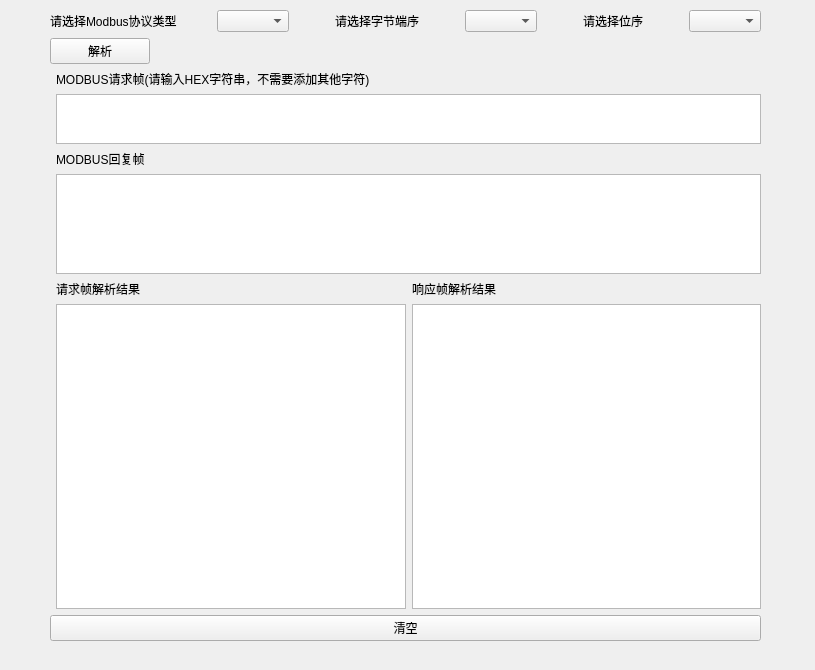
AgueroZzz/Modbus_parse_tool, file widget.ui: the form before one commit.
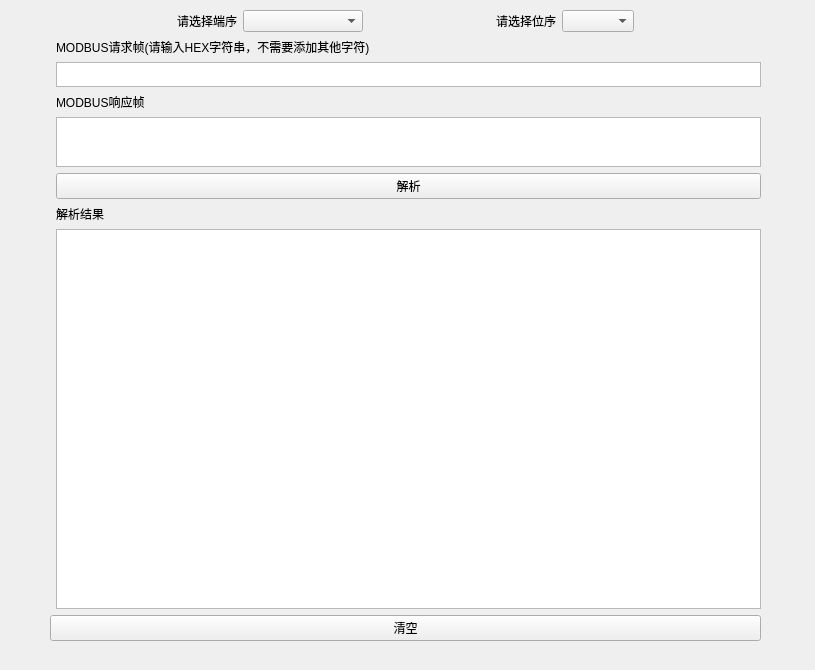
The form after the commit.

What changed in the file:
```diff
--- a/widget.ui
+++ b/widget.ui
@@ -19,6 +19,9 @@
   <property name="windowTitle">
    <string>Widget</string>
   </property>
+  <property name="layoutDirection">
+   <enum>Qt::LeftToRight</enum>
+  </property>
   <widget class="QWidget" name="verticalLayoutWidget">
    <property name="geometry">
     <rect>
@@ -31,13 +34,6 @@
    <layout class="QVBoxLayout" name="verticalLayout">
     <item>
      <layout class="QHBoxLayout" name="horizontalLayout">
-      <item>
-       <widget class="QLabel" name="_label_modbus_type">
-        <property name="text">
-         <string>请选择Modbus协议类型</string>
-        </property>
-       </widget>
-      </item>
       <item>
        <spacer name="horizontalSpacer">
         <property name="orientation">
@@ -45,22 +41,6 @@
         </property>
         <property name="sizeHint" stdset="0">
          <size>
-          <width>20</width>
-          <height>20</height>
-         </size>
-        </property>
-       </spacer>
-      </item>
-      <item>
-       <widget class="QComboBox" name="_comboBox_modbus_type"/>
-      </item>
-      <item>
-       <spacer name="horizontalSpacer_2">
-        <property name="orientation">
-         <enum>Qt::Horizontal</enum>
-        </property>
-        <property name="sizeHint" stdset="0">
-         <size>
           <width>40</width>
           <height>20</height>
          </size>
@@ -69,26 +49,26 @@
       </item>
       <item>
        <widget class="QLabel" name="_label_order">
+        <property name="minimumSize">
+         <size>
+          <width>0</width>
+          <height>0</height>
+         </size>
+        </property>
         <property name="text">
-         <string>请选择字节端序</string>
+         <string>请选择端序</string>
         </property>
        </widget>
       </item>
       <item>
-       <spacer name="horizontalSpacer_3">
-        <property name="orientation">
-         <enum>Qt::Horizontal</enum>
-        </property>
-        <property name="sizeHint" stdset="0">
+       <widget class="QComboBox" name="_comboBox_order">
+        <property name="minimumSize">
          <size>
-          <width>40</width>
-          <height>20</height>
+          <width>120</width>
+          <height>0</height>
          </size>
         </property>
-       </spacer>
-      </item>
-      <item>
-       <widget class="QComboBox" name="_comboBox_order"/>
+       </widget>
       </item>
       <item>
        <spacer name="horizontalSpacer_4">
@@ -111,7 +91,17 @@
        </widget>
       </item>
       <item>
-       <spacer name="horizontalSpacer_5">
+       <widget class="QComboBox" name="_comboBox_bit_order">
+        <property name="minimumSize">
+         <size>
+          <width>0</width>
+          <height>0</height>
+         </size>
+        </property>
+       </widget>
+      </item>
+      <item>
+       <spacer name="horizontalSpacer_2">
         <property name="orientation">
          <enum>Qt::Horizontal</enum>
         </property>
@@ -123,27 +113,8 @@
         </property>
        </spacer>
       </item>
-      <item>
-       <widget class="QComboBox" name="_comboBox_bit_order"/>
-      </item>
      </layout>
     </item>
-    <item>
-     <widget class="QPushButton" name="_pushButton_count">
-      <property name="maximumSize">
-       <size>
-        <width>100</width>
-        <height>50</height>
-       </size>
-      </property>
-      <property name="layoutDirection">
-       <enum>Qt::LeftToRight</enum>
-      </property>
-      <property name="text">
-       <string>解析</string>
-      </property>
-     </widget>
-    </item>
     <item>
      <layout class="QFormLayout" name="formLayout">
       <item row="1" column="1">
@@ -164,7 +135,7 @@
         <property name="maximumSize">
          <size>
           <width>16777215</width>
-          <height>50</height>
+          <height>25</height>
          </size>
         </property>
        </widget>
@@ -178,7 +149,7 @@
          </size>
         </property>
         <property name="text">
-         <string>MODBUS回复帧</string>
+         <string>MODBUS响应帧</string>
         </property>
        </widget>
       </item>
@@ -187,12 +158,12 @@
         <property name="maximumSize">
          <size>
           <width>16777215</width>
-          <height>100</height>
+          <height>50</height>
          </size>
         </property>
        </widget>
       </item>
-      <item row="5" column="1">
+      <item row="7" column="1">
        <layout class="QHBoxLayout" name="horizontalLayout_3">
         <item>
          <widget class="QLabel" name="label">
@@ -203,35 +174,33 @@
            </size>
           </property>
           <property name="text">
-           <string>请求帧解析结果</string>
-          </property>
-         </widget>
-        </item>
-        <item>
-         <widget class="QLabel" name="label_2">
-          <property name="maximumSize">
-           <size>
-            <width>16777215</width>
-            <height>20</height>
-           </size>
-          </property>
-          <property name="text">
-           <string>响应帧解析结果</string>
+           <string>解析结果</string>
           </property>
          </widget>
         </item>
        </layout>
       </item>
-      <item row="6" column="1">
+      <item row="8" column="1">
        <layout class="QHBoxLayout" name="horizontalLayout_2">
-        <item>
-         <widget class="QTableWidget" name="_tableWidget_req"/>
-        </item>
         <item>
          <widget class="QTableWidget" name="_tableWidget_rsp"/>
         </item>
        </layout>
       </item>
+      <item row="5" column="1">
+       <layout class="QVBoxLayout" name="verticalLayout_2">
+        <item>
+         <widget class="QPushButton" name="_pushButton_count">
+          <property name="layoutDirection">
+           <enum>Qt::LeftToRight</enum>
+          </property>
+          <property name="text">
+           <string>解析</string>
+          </property>
+         </widget>
+        </item>
+       </layout>
+      </item>
      </layout>
     </item>
     <item>
```
